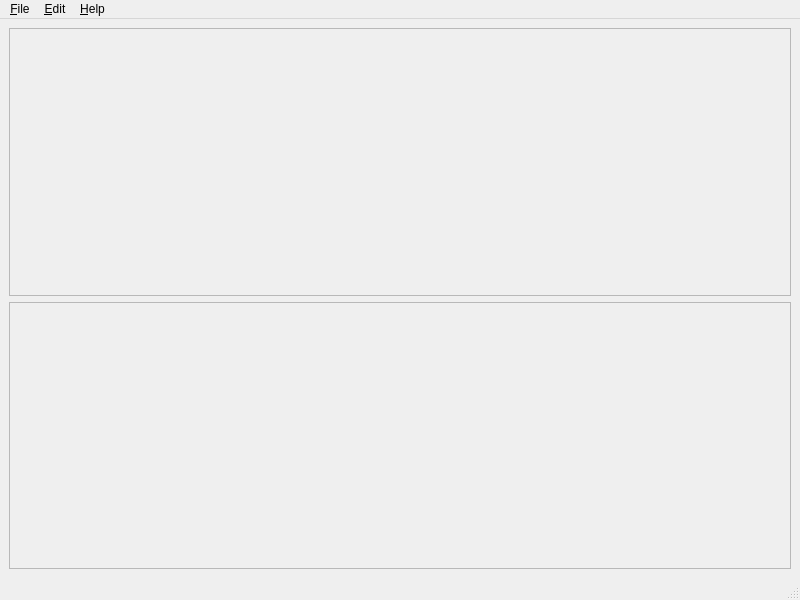
The window that editor.ui (performous/composer) describes before a commit, drawn with Qt 5.
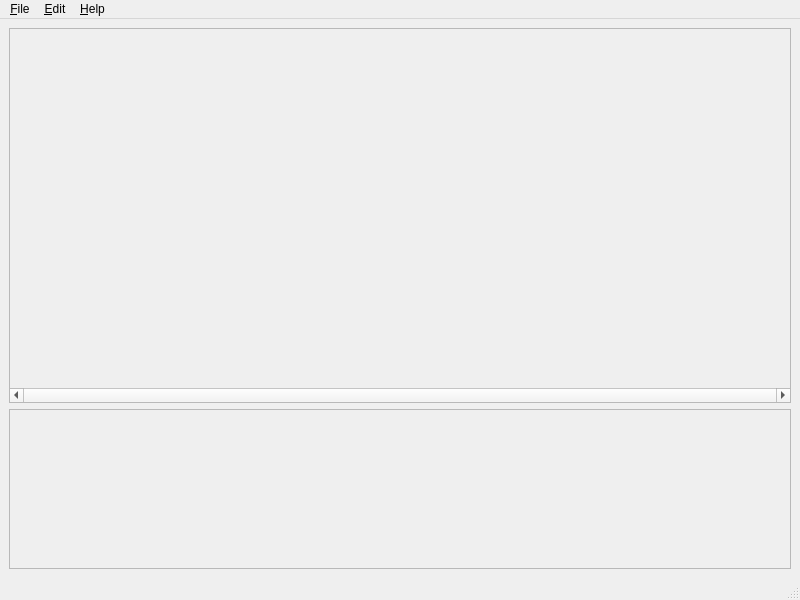
The same window after the commit. Custom widgets are drawn as their Qt base class.

Patch:
```diff
--- a/editor.ui
+++ b/editor.ui
@@ -19,14 +19,20 @@
   <widget class="QWidget" name="centralwidget">
    <layout class="QGridLayout" name="gridLayout">
     <item row="0" column="0">
-     <layout class="QVBoxLayout" name="verticalLayout">
+     <layout class="QVBoxLayout" name="mainLayout" stretch="7,3">
       <property name="sizeConstraint">
        <enum>QLayout::SetNoConstraint</enum>
       </property>
       <item>
        <widget class="QScrollArea" name="scrollArea">
+        <property name="sizePolicy">
+         <sizepolicy hsizetype="Preferred" vsizetype="Preferred">
+          <horstretch>0</horstretch>
+          <verstretch>0</verstretch>
+         </sizepolicy>
+        </property>
         <property name="horizontalScrollBarPolicy">
-         <enum>Qt::ScrollBarAsNeeded</enum>
+         <enum>Qt::ScrollBarAlwaysOn</enum>
         </property>
         <property name="widgetResizable">
          <bool>true</bool>
@@ -37,18 +43,24 @@
            <x>0</x>
            <y>0</y>
            <width>778</width>
-           <height>261</height>
+           <height>353</height>
           </rect>
          </property>
          <layout class="QGridLayout" name="gridLayout_2">
           <item row="0" column="0">
            <widget class="NoteGraphWidget" name="noteGraph" native="true">
             <property name="sizePolicy">
-             <sizepolicy hsizetype="Expanding" vsizetype="Expanding">
+             <sizepolicy hsizetype="Fixed" vsizetype="Preferred">
               <horstretch>0</horstretch>
               <verstretch>0</verstretch>
              </sizepolicy>
             </property>
+            <property name="minimumSize">
+             <size>
+              <width>100</width>
+              <height>0</height>
+             </size>
+            </property>
            </widget>
           </item>
          </layout>
```
Left out of the diff: 15 changed lines with no effect on the pictures.
